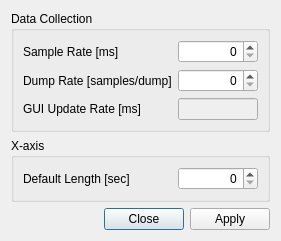
This is icepaposc/ui/dialog_settings.ui in valerixb/IcepapOSC as Qt 5 draws it before an edit. The edited form follows.
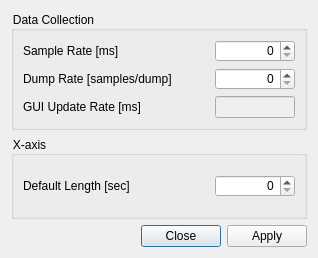
This is the edited form.

Commit message: Implemented compact GUI for smaller screens

```diff
--- a/icepaposc/ui/dialog_settings.ui
+++ b/icepaposc/ui/dialog_settings.ui
@@ -2,9 +2,20 @@
 <ui version="4.0">
  <class>DialogSettings</class>
  <widget class="QDialog" name="DialogSettings">
+  <property name="geometry">
+   <rect>
+    <x>0</x>
+    <y>0</y>
+    <width>318</width>
+    <height>258</height>
+   </rect>
+  </property>
   <property name="windowTitle">
    <string>Oscilloscope Settings</string>
   </property>
+  <property name="styleSheet">
+   <string notr="true">font: 9pt ;</string>
+  </property>
   <property name="modal">
    <bool>false</bool>
   </property>
```
The commit also changes 6 other files.
